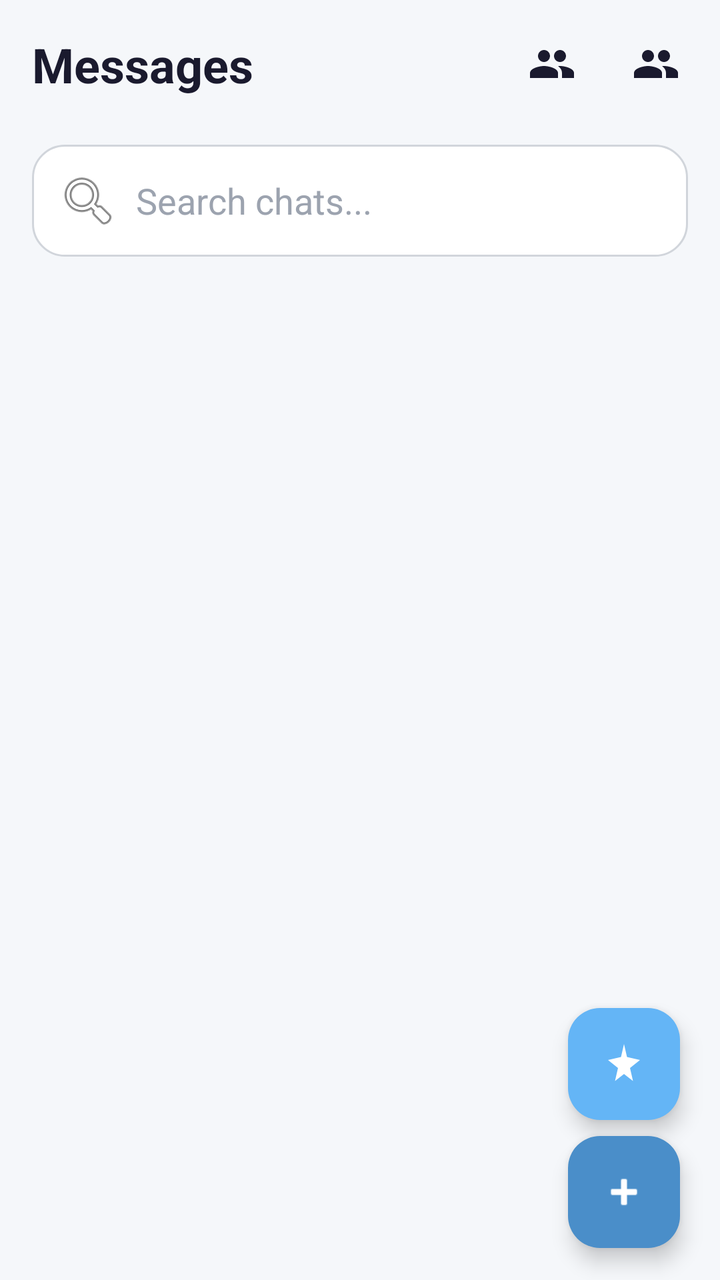
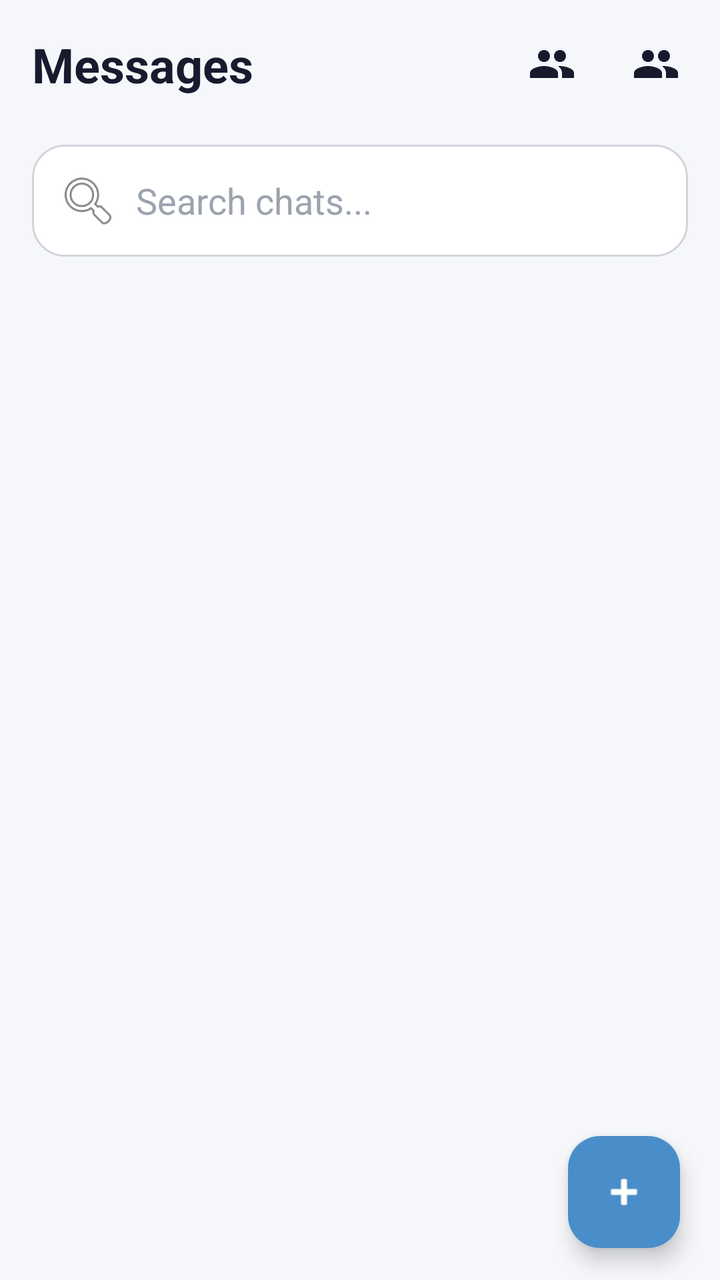

Before-and-after screenshots of an Android layout around one commit, followed by the original layout XML and the change that was made.
<!-- AndroidManifest.xml: application theme Theme.MainProj -->
<!-- res/layout/fragment_messages.xml -->
<?xml version="1.0" encoding="utf-8"?>
<androidx.constraintlayout.widget.ConstraintLayout xmlns:android="http://schemas.android.com/apk/res/android"
    xmlns:app="http://schemas.android.com/apk/res-auto"
    android:layout_width="match_parent"
    android:layout_height="match_parent"
    android:background="@color/colorBackground">

    <TextView
        android:id="@+id/tvTitle"
        android:layout_width="0dp"
        android:layout_height="wrap_content"
        android:text="Messages"
        android:textSize="24sp"
        android:textStyle="bold"
        android:textColor="@color/colorTextPrimary"
        android:padding="16dp"
        app:layout_constraintTop_toTopOf="parent"
        app:layout_constraintStart_toStartOf="parent"
        app:layout_constraintEnd_toStartOf="@id/btnFriendRequests"/>

    <ImageButton
        android:id="@+id/btnFriends"
        android:layout_width="48dp"
        android:layout_height="48dp"
        android:background="?attr/selectableItemBackgroundBorderless"
        android:src="@drawable/ic_friends"
        android:contentDescription="Friends"
        app:tint="@color/colorTextPrimary"
        app:layout_constraintTop_toTopOf="parent"
        app:layout_constraintEnd_toStartOf="@id/btnFriendRequests"
        android:layout_marginEnd="4dp"
        android:layout_marginTop="8dp"/>

    <ImageButton
        android:id="@+id/btnFriendRequests"
        android:layout_width="48dp"
        android:layout_height="48dp"
        android:background="?attr/selectableItemBackgroundBorderless"
        android:src="@drawable/ic_friend_request"
        android:contentDescription="Friend Requests"
        app:tint="@color/colorTextPrimary"
        app:layout_constraintTop_toTopOf="parent"
        app:layout_constraintEnd_toEndOf="parent"
        android:layout_marginEnd="8dp"
        android:layout_marginTop="8dp"/>

    <EditText
        android:id="@+id/searchChats"
        android:layout_width="0dp"
        android:layout_height="wrap_content"
        android:hint="Search chats..."
        android:textColor="@color/colorTextPrimary"
        android:textColorHint="@color/colorTextHint"
        android:background="@drawable/bg_search_bar"
        android:drawableStart="@android:drawable/ic_menu_search"
        android:drawablePadding="8dp"
        android:padding="12dp"
        app:layout_constraintTop_toBottomOf="@id/tvTitle"
        app:layout_constraintStart_toStartOf="parent"
        app:layout_constraintEnd_toEndOf="parent"
        android:layout_marginStart="16dp"
        android:layout_marginEnd="16dp"
        android:layout_marginTop="8dp"/>

    <FrameLayout
        android:layout_marginTop="10dp"
        android:layout_width="0dp"
        android:layout_height="0dp"
        android:layout_marginHorizontal="16dp"
        app:layout_constraintTop_toBottomOf="@id/searchChats"
        app:layout_constraintBottom_toBottomOf="parent"
        app:layout_constraintStart_toStartOf="parent"
        app:layout_constraintEnd_toEndOf="parent">

        <androidx.recyclerview.widget.RecyclerView
            android:id="@+id/chatRecyclerView"
            android:layout_width="match_parent"
            android:layout_height="match_parent"
            android:paddingBottom="80dp" />

        <ProgressBar
            android:id="@+id/loadingState"
            android:layout_width="36dp"
            android:layout_height="36dp"
            android:layout_gravity="center"
            android:indeterminateTint="@color/colorPrimary" />

    </FrameLayout>

    <com.google.android.material.floatingactionbutton.FloatingActionButton
        android:id="@+id/btnGemini"
        android:layout_width="wrap_content"
        android:layout_height="wrap_content"
        android:src="@drawable/ic_gemini"
        app:backgroundTint="@color/colorGeminiFab"
        app:tint="@android:color/white"
        android:contentDescription="AI Assistant"
        app:layout_constraintBottom_toTopOf="@id/addChatButton"
        app:layout_constraintEnd_toEndOf="parent"
        android:layout_marginBottom="8dp"
        android:layout_marginEnd="20dp"/>

    <com.google.android.material.floatingactionbutton.FloatingActionButton
        android:id="@+id/addChatButton"
        android:layout_width="wrap_content"
        android:layout_height="wrap_content"
        android:src="@android:drawable/ic_input_add"
        app:backgroundTint="@color/colorFab"
        app:tint="@color/colorFabIcon"
        android:contentDescription="Start new chat"
        app:layout_constraintBottom_toBottomOf="parent"
        app:layout_constraintEnd_toEndOf="parent"
        android:layout_marginBottom="16dp"
        android:layout_marginEnd="20dp"/>

</androidx.constraintlayout.widget.ConstraintLayout>
<!-- resources referenced by this layout -->
<resources>
  <color name="colorBackground">#F5F7FA</color>
  <color name="colorFab">#4A8EC9</color>
  <color name="colorFabIcon">#FFFFFF</color>
  <color name="colorGeminiFab">#64B5F6</color>
  <color name="colorPrimary">#4A8EC9</color>
  <color name="colorTextHint">#9CA3AF</color>
  <color name="colorTextPrimary">#1A1A2E</color>
  <!-- drawable bg_search_bar (drawable) -->
  <?xml version="1.0" encoding="utf-8"?>
  <shape xmlns:android="http://schemas.android.com/apk/res/android"
      android:shape="rectangle">
  
      <solid android:color="@color/colorSearchBackground"/>
  
      <stroke
          android:width="1dp"
          android:color="@color/colorSearchStroke"/>
  
      <corners android:radius="16dp"/>
  
      <padding
          android:left="14dp"
          android:top="10dp"
          android:right="14dp"
          android:bottom="10dp"/>
  
  </shape>
  <!-- drawable ic_friend_request (drawable) -->
  <vector xmlns:android="http://schemas.android.com/apk/res/android"
      android:width="24dp"
      android:height="24dp"
      android:viewportWidth="24"
      android:viewportHeight="24"
      android:tint="?attr/colorControlNormal">
      <path
          android:fillColor="@android:color/white"
          android:pathData="M16,11c1.66,0 2.99,-1.34 2.99,-3S17.66,5 16,5c-1.66,0 -3,1.34 -3,3s1.34,3 3,3zM8,11c1.66,0 2.99,-1.34 2.99,-3S9.66,5 8,5C6.34,5 5,6.34 5,8s1.34,3 3,3zM8,13c-2.33,0 -7,1.17 -7,3.5L1,19h14v-2.5c0,-2.33 -4.67,-3.5 -7,-3.5zM16,13c-0.29,0 -0.62,0.02 -0.97,0.05 1.16,0.84 1.97,1.97 1.97,3.45L17,19h6v-2.5c0,-2.33 -4.67,-3.5 -7,-3.5z"/>
  </vector>
  <!-- drawable ic_friends (drawable) -->
  <?xml version="1.0" encoding="utf-8"?>
  <vector xmlns:android="http://schemas.android.com/apk/res/android"
      android:width="24dp"
      android:height="24dp"
      android:viewportWidth="24"
      android:viewportHeight="24"
      android:tint="?attr/colorControlNormal">
      <path
          android:fillColor="@android:color/white"
          android:pathData="M16,11c1.66,0 2.99,-1.34 2.99,-3S17.66,5 16,5c-1.66,0 -3,1.34 -3,3s1.34,3 3,3zM8,11c1.66,0 2.99,-1.34 2.99,-3S9.66,5 8,5C6.34,5 5,6.34 5,8s1.34,3 3,3zM8,13c-2.33,0 -7,1.17 -7,3.5L1,19h14v-2.5c0,-2.33 -4.67,-3.5 -7,-3.5zM16,13c-0.29,0 -0.62,0.02 -0.97,0.05 1.16,0.84 1.97,1.97 1.97,3.45L17,19h6v-2.5c0,-2.33 -4.67,-3.5 -7,-3.5z"/>
  </vector>
  <!-- drawable ic_gemini (drawable) -->
  <vector xmlns:android="http://schemas.android.com/apk/res/android"
      android:width="24dp"
      android:height="24dp"
      android:viewportWidth="24"
      android:viewportHeight="24">
      <path
          android:fillColor="@android:color/white"
          android:pathData="M12,2l1.5,6.5L20,10l-5,4l1.5,6.5L12,17l-4.5,3.5L9,14l-5,-4l6.5,-1.5L12,2z" />
  </vector>
  <style name="Theme.MainProj" parent="Theme.Material3.DayNight.NoActionBar">
              <item name="inputStrokeColor">@color/input_stroke_color_light</item>
              <item name="buttonPrimary">@color/button_primary_light</item>
              <item name="textSecondary">@color/text_secondary_light</item>
  
              <item name="buttonGoogleBg">@color/button_google_bg_light</item>
              <item name="buttonGoogleText">@color/button_google_text_light</item>
              <item name="buttonGoogleStroke">@color/button_google_stroke_light</item>
          </style>
  <color name="colorSearchBackground">#FFFFFF</color>
  <color name="colorSearchStroke">#D1D5DB</color>
  <color name="input_stroke_color_light">#667eea</color>
  <color name="button_primary_light">#667eea</color>
  <color name="text_secondary_light">#666666</color>
  <color name="button_google_bg_light">#FFFFFF</color>
  <color name="button_google_text_light">#333333</color>
  <color name="button_google_stroke_light">#e0e0e0</color>
</resources>

<!-- the commit's change to res/layout/fragment_messages.xml (unified diff, before → after) -->
@@ -88,19 +88,6 @@
     </FrameLayout>
 
     <com.google.android.material.floatingactionbutton.FloatingActionButton
-        android:id="@+id/btnGemini"
-        android:layout_width="wrap_content"
-        android:layout_height="wrap_content"
-        android:src="@drawable/ic_gemini"
-        app:backgroundTint="@color/colorGeminiFab"
-        app:tint="@android:color/white"
-        android:contentDescription="AI Assistant"
-        app:layout_constraintBottom_toTopOf="@id/addChatButton"
-        app:layout_constraintEnd_toEndOf="parent"
-        android:layout_marginBottom="8dp"
-        android:layout_marginEnd="20dp"/>
-
-    <com.google.android.material.floatingactionbutton.FloatingActionButton
         android:id="@+id/addChatButton"
         android:layout_width="wrap_content"
         android:layout_height="wrap_content"
<!-- resource entries referenced after the edit -->
@@ -3,7 +3,6 @@
   <color name="colorBackground">#F5F7FA</color>
   <color name="colorFab">#4A8EC9</color>
   <color name="colorFabIcon">#FFFFFF</color>
-  <color name="colorGeminiFab">#64B5F6</color>
   <color name="colorPrimary">#4A8EC9</color>
   <color name="colorTextHint">#9CA3AF</color>
   <color name="colorTextPrimary">#1A1A2E</color>
@@ -50,16 +49,6 @@
           android:fillColor="@android:color/white"
           android:pathData="M16,11c1.66,0 2.99,-1.34 2.99,-3S17.66,5 16,5c-1.66,0 -3,1.34 -3,3s1.34,3 3,3zM8,11c1.66,0 2.99,-1.34 2.99,-3S9.66,5 8,5C6.34,5 5,6.34 5,8s1.34,3 3,3zM8,13c-2.33,0 -7,1.17 -7,3.5L1,19h14v-2.5c0,-2.33 -4.67,-3.5 -7,-3.5zM16,13c-0.29,0 -0.62,0.02 -0.97,0.05 1.16,0.84 1.97,1.97 1.97,3.45L17,19h6v-2.5c0,-2.33 -4.67,-3.5 -7,-3.5z"/>
   </vector>
-  <!-- drawable ic_gemini (drawable) -->
-  <vector xmlns:android="http://schemas.android.com/apk/res/android"
-      android:width="24dp"
-      android:height="24dp"
-      android:viewportWidth="24"
-      android:viewportHeight="24">
-      <path
-          android:fillColor="@android:color/white"
-          android:pathData="M12,2l1.5,6.5L20,10l-5,4l1.5,6.5L12,17l-4.5,3.5L9,14l-5,-4l6.5,-1.5L12,2z" />
-  </vector>
   <style name="Theme.MainProj" parent="Theme.Material3.DayNight.NoActionBar">
               <item name="inputStrokeColor">@color/input_stroke_color_light</item>
               <item name="buttonPrimary">@color/button_primary_light</item>
